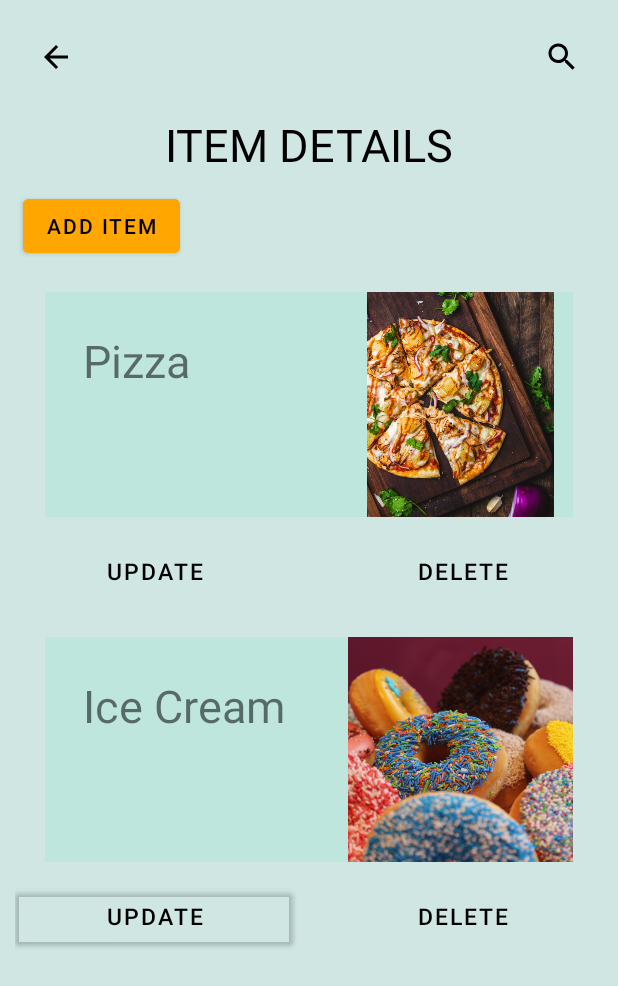
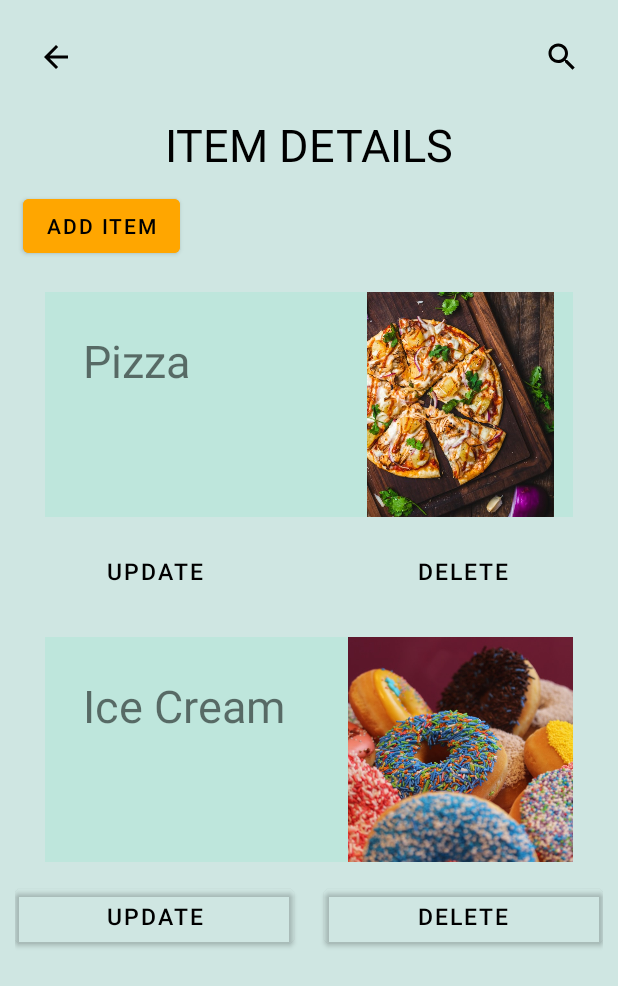
Before and after one commit to yohanawi/Resturant_App, an Android app: the AddItemActivity screen opened directly, with no data from a screen before it, on a phone screen of 412 x 824 dp. Shown: the top 986 px of the screen. Run offline under Robolectric (Android 15) with nearby library versions, the phone set to English and light mode, and no system bars; Roboto replaces fonts that are not available here.

Commit message:
commit 04

```diff
--- a/app/src/main/res/layout/activity_add_item.xml
+++ b/app/src/main/res/layout/activity_add_item.xml
@@ -170,7 +170,7 @@
                     android:layout_height="wrap_content"
                     android:layout_marginStart="10dp"
                     android:layout_weight="1"
-                    android:background="#0000"
+                    android:backgroundTint="#0000"
                     android:text="@string/delete_btn"
                     android:textColor="@color/black"
                     android:textSize="15sp" />
```
